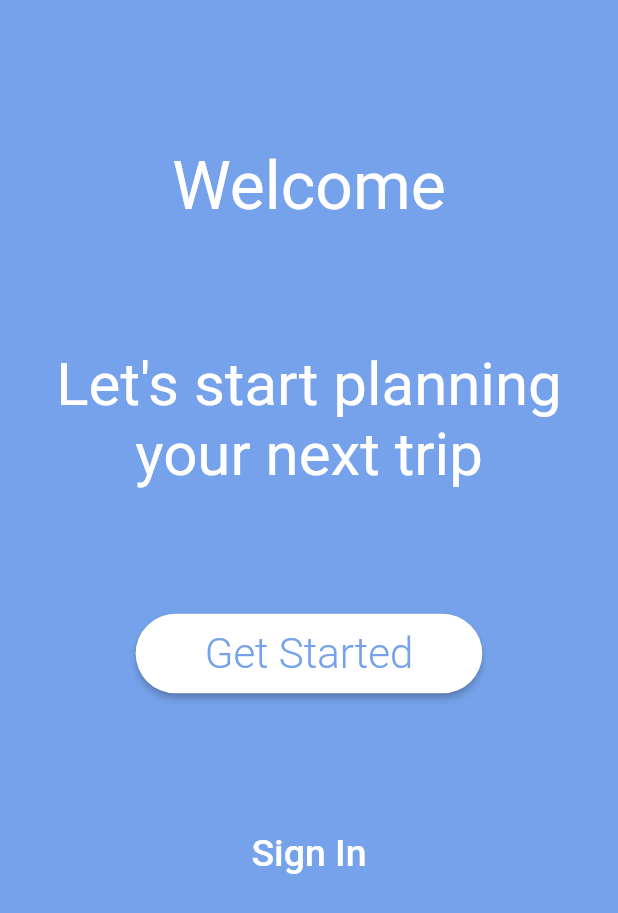
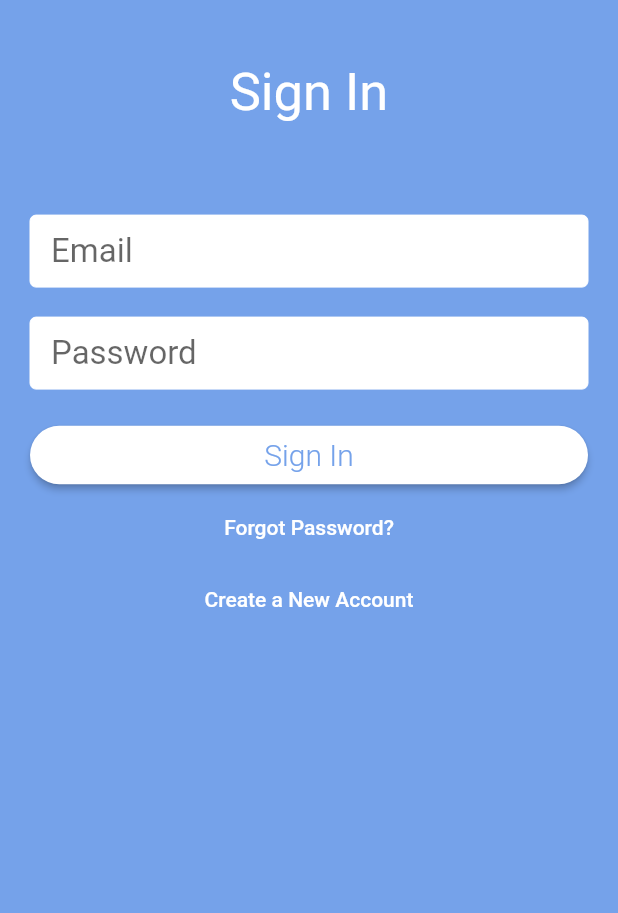
Before and after one commit to brandondasb/travel_app_my_version_flutter, a Flutter app: the FirstView screen opened directly, after a tap on "Sign In", on a phone screen of 412 x 824 dp. Shown: the top 913 px of the screen. Run offline on Flutter 3.47's test engine with Material 2 defaults, Android fonts, the phone set to English and light mode, and no system bars; drawn by our look-alikes of auto_size_text; our stand-ins replace cloud_firestore, firebase_auth, firebase_core; accounts and stored records are empty.

Commit message:
linked front end validation to backend user can validate form user can reset password email login registration journet is done

```diff
--- /dev/null
+++ b/lib/services/auth_service.dart
@@ -0,0 +1,84 @@
+import 'dart:async';
+import 'dart:core';
+
+import 'package:firebase_auth/firebase_auth.dart';
+
+class AuthService {
+  final FirebaseAuth _firebaseAuth = FirebaseAuth.instance;
+
+//had to chagne this a lil
+//   get onAuthStateChanged =>
+//       FirebaseAuth.instance.authStateChanges().listen((User? user) {
+//         if (user == null) {
+//           print('User is currently signed out!');
+//         } else {
+//           print('User is signed in!');
+//         }
+//       });
+  get onAuthStateChanged =>
+      FirebaseAuth.instance.authStateChanges().map((user) => user?.uid);
+
+  //Emails $ PW sign up
+  Future createUserWithEmailAndPassword(
+      String email, String password, String name) async {
+    final currentUser = await _firebaseAuth.createUserWithEmailAndPassword(
+      email: email,
+      password: password,
+    );
+    //Update the username
+    var userUpdateInfo = _firebaseAuth.currentUser;
+    userUpdateInfo?.updateDisplayName(name);
+    await currentUser.user?.updateDisplayName(name);
+    await currentUser.user?.reload();
+    return currentUser.user?.uid;
+  }
+
+  Future signInWithEmailAndPassword(String email, String password) async {
+    return (await _firebaseAuth.signInWithEmailAndPassword(
+            email: email, password: password))
+        .user
+        ?.uid;
+  }
+
+  signOut() {
+    return _firebaseAuth.signOut();
+  }
+
+  //reset PW
+  Future sendPasswordResetEmail(String email) async {
+    return _firebaseAuth.sendPasswordResetEmail(email: email);
+  }
+}
+
+class EmailValidator {
+  static String? validate(String? value) {
+    if (value == null || value.isEmpty) {
+      return "Email can't be empty";
+    }
+    return null;
+  }
+}
+
+class NameValidator {
+  static String? validate(String? value) {
+    if (value == null || value.isEmpty) {
+      return "Name can't be empty";
+    }
+    if (value.length < 2) {
+      return "Name must be at least 2 characters long";
+    }
+    if (value.length > 2) {
+      return "Name must be at less than 50 characters long";
+    }
+    return null;
+  }
+}
+
+class PasswordValidator {
+  static String? validate(String? value) {
+    if (value == null || value.isEmpty) {
+      return "Password can't be empty";
+    }
+    return null;
+  }
+}
--- a/lib/views/first_view.dart
+++ b/lib/views/first_view.dart
@@ -64,7 +64,10 @@ class FirstView extends StatelessWidget {
                 ),
                 SizedBox(height: _height * 0.10),
                 FlatButton(
-                    onPressed: () {},
+                    onPressed: () {
+                      Navigator.of(context).restorablePushNamedAndRemoveUntil(
+                          '/signIn', (route) => false);
+                    },
                     child: const Text("Sign In",
                         style: TextStyle(color: Colors.white, fontSize: 25)))
               ],
--- /dev/null
+++ b/lib/views/sign_up_view.dart
@@ -0,0 +1,303 @@
+import 'package:auto_size_text/auto_size_text.dart';
+import 'package:firebase_auth/firebase_auth.dart';
+import 'package:flutter/foundation.dart';
+import 'package:flutter/material.dart';
+import 'package:travel_app_my_version/services/auth_service.dart';
+import 'package:travel_app_my_version/widgets/provider_widget.dart';
+
+const primaryColor = const Color(0xFF75A2EA);
+
+enum AuthFormType { signIn, signUp, reset }
+
+class SignUpView extends StatefulWidget {
+  final AuthFormType authFormType;
+
+  SignUpView({Key? key, required this.authFormType}) : super(key: key);
+
+  @override
+  _SignUpViewState createState() =>
+      _SignUpViewState(authFormType: this.authFormType);
+}
+
+class _SignUpViewState extends State<SignUpView> {
+  AuthFormType? authFormType;
+
+  _SignUpViewState({this.authFormType});
+
+  final formKey = GlobalKey<FormState>();
+  String _email = "";
+  String _password = "";
+  String _name = "";
+  String? _warning;
+
+  void switchFormState(String state) {
+    formKey.currentState?.reset();
+    if (state == "signUp") {
+      setState(() {
+        authFormType = AuthFormType.signUp;
+      });
+    } else {
+      setState(() {
+        authFormType = AuthFormType.signIn;
+      });
+    }
+  }
+
+  bool validate() {
+    final form = formKey.currentState;
+    form?.save();
+    if (form != null && form.validate()) {
+      form.save();
+      return true;
+    } else {
+      return false;
+    }
+  }
+
+  void submit() async {
+    if (validate()) {
+      try {
+        final auth = Provider.of(context).auth;
+        if (authFormType == AuthFormType.signIn) {
+          String uid = await auth.signInWithEmailAndPassword(_email, _password);
+          print("Signed in with id $uid");
+          Navigator.of(context).pushReplacementNamed("/home");
+        } else if (authFormType == AuthFormType.reset) {
+          await auth.sendPasswordResetEmail(_email);
+          _warning = "A password reset link has sent to $_email";
+          print("password email sent");
+          setState(() {
+            authFormType = AuthFormType.signIn;
+          });
+        } else {
+          String uid = await auth.createUserWithEmailAndPassword(
+              _email, _password, _name);
+          print("Signed in with New id $uid");
+
+          Navigator.of(context).pushReplacementNamed("/home");
+        }
+      } on FirebaseAuthException catch (e) {
+        setState(() {
+          _warning = e.message;
+        });
+        print(e);
+      }
+    }
+  }
+
+  @override
+  Widget build(BuildContext context) {
+    final _width = MediaQuery.of(context).size.width;
+    final _height = MediaQuery.of(context).size.height;
+
+    return Scaffold(
+      body: Container(
+        color: primaryColor,
+        height: _height,
+        width: _width,
+        child: SafeArea(
+          child: Column(
+            children: <Widget>[
+              SizedBox(height: _height * 0.025),
+              showAlert(),
+              SizedBox(height: _height * 0.025),
+              buildHeaderText(),
+              SizedBox(height: _height * 0.05),
+              Padding(
+                padding: const EdgeInsets.all(20.0),
+                child: Form(
+                    key: formKey,
+                    child: Column(
+                      children: buildInputs() + buildButtons(),
+                    )),
+              )
+            ],
+          ),
+        ),
+      ),
+    );
+  }
+
+  AutoSizeText buildHeaderText() {
+    String _headerText;
+    if (authFormType == AuthFormType.signUp) {
+      _headerText = "Create New Account";
+    } else if (authFormType == AuthFormType.reset) {
+      _headerText = "Reset Password";
+    } else {
+      _headerText = "Sign In";
+    }
+
+    return AutoSizeText(
+      _headerText,
+      maxLines: 1,
+      textAlign: TextAlign.center,
+      style: const TextStyle(
+        fontSize: 35,
+        color: Colors.white,
+      ),
+    );
+  }
+
+  List<Widget> buildInputs() {
+    List<Widget> textFields = [];
+
+    if (authFormType == AuthFormType.reset) {
+      textFields.add(
+        TextFormField(
+          validator: EmailValidator.validate,
+          style: const TextStyle(fontSize: 22.0),
+          decoration: buildSignUpInputDecoration("Email"),
+          onSaved: (value) => _email = value as String,
+        ),
+      );
+      textFields.add(const SizedBox(height: 20));
+      return textFields;
+    }
+    // if we're is the sign up state add name
+    if (authFormType == AuthFormType.signUp) {
+      textFields.add(
+        TextFormField(
+          validator: NameValidator.validate,
+          style: const TextStyle(fontSize: 22.0),
+          decoration: buildSignUpInputDecoration("Name"),
+          onSaved: (value) => _name = value as String,
+        ),
+      );
+      textFields.add(const SizedBox(height: 20));
+    }
+    //add email and PW
+    textFields.add(
+      TextFormField(
+        validator: EmailValidator.validate,
+        style: const TextStyle(fontSize: 22.0),
+        decoration: buildSignUpInputDecoration("Email"),
+        onSaved: (value) {
+          _email = value as String;
+        },
+      ),
+    );
+    textFields.add(const SizedBox(height: 20));
+    textFields.add(
+      TextFormField(
+        validator: PasswordValidator.validate,
+        style: const TextStyle(fontSize: 22.0),
+        decoration: buildSignUpInputDecoration("Password"),
+        obscureText: true,
+        onSaved: (value) => _password = value as String,
+      ),
+    );
+    textFields.add(const SizedBox(height: 20));
+
+    return textFields;
+  }
+
+  InputDecoration buildSignUpInputDecoration(String hint) {
+    return InputDecoration(
+        hintText: hint,
+        filled: true,
+        fillColor: Colors.white,
+        focusColor: Colors.white,
+        enabledBorder: const OutlineInputBorder(
+            borderSide: BorderSide(color: Colors.white, width: 0.0)),
+        contentPadding:
+            const EdgeInsets.only(left: 14.0, bottom: 10.0, top: 10.0));
+  }
+
+  List<Widget> buildButtons() {
+    String _switchButton, _newFormState, _submitButtonText;
+    bool _showForgotPassword = false;
+
+    if (authFormType == AuthFormType.signIn) {
+      _switchButton = "Create a New Account";
+      _newFormState = "signUp";
+      _submitButtonText = "Sign In";
+      _showForgotPassword = true;
+    } else if (authFormType == AuthFormType.reset) {
+      _switchButton = "Return to Sign In";
+      _newFormState = "signIn";
+      _submitButtonText = "Submit";
+    } else {
+      _switchButton = "Have an Account? Sign in";
+      _newFormState = "signIn";
+      _submitButtonText = "Sign Up";
+    }
+    return [
+      Container(
+        width: MediaQuery.of(context).size.width * 07,
+        child: RaisedButton(
+          shape:
+              RoundedRectangleBorder(borderRadius: BorderRadius.circular(30.0)),
+          color: Colors.white,
+          textColor: primaryColor,
+          child: Padding(
+            padding: const EdgeInsets.all(8.0),
+            child: Text(
+              _submitButtonText,
+              style:
+                  const TextStyle(fontSize: 20.0, fontWeight: FontWeight.w300),
+            ),
+          ),
+          onPressed: () {
+            submit();
+          },
+        ),
+      ),
+      showForgotPassword(_showForgotPassword),
+      FlatButton(
+        onPressed: () {
+          switchFormState(_newFormState);
+        },
+        child: Text(
+          _switchButton,
+          style: const TextStyle(color: Colors.white),
+        ),
+      )
+    ];
+  }
+
+  Widget showAlert() {
+    if (_warning != null) {
+      return Container(
+        color: Colors.amberAccent,
+        width: double.infinity,
+        padding: const EdgeInsets.all(8.0),
+        child: Row(
+          children: [
+            const Padding(
+              padding: EdgeInsets.only(right: 8.0),
+              child: Icon(Icons.error_outline),
+            ),
+            Expanded(child: AutoSizeText(_warning, maxLines: 3)),
+            Padding(
+              padding: const EdgeInsets.only(left: 8.0),
+              child: IconButton(
+                icon: Icon(Icons.close),
+                onPressed: () {
+                  setState(() {
+                    _warning = null;
+                  });
+                },
+              ),
+            )
+          ],
+        ),
+      );
+    }
+    return SizedBox(height: 0);
+  }
+
+  Widget showForgotPassword(bool visible) {
+    return Visibility(
+      child: FlatButton(
+        onPressed: () {
+          setState(() {
+            authFormType = AuthFormType.reset;
+          });
+        },
+        child: Text("Forgot Password?", style: TextStyle(color: Colors.white)),
+      ),
+      visible: visible,
+    );
+  }
+}
--- /dev/null
+++ b/lib/widgets/provider_widget.dart
@@ -0,0 +1,17 @@
+import 'package:flutter/material.dart';
+import 'package:travel_app_my_version/services/auth_service.dart';
+
+class Provider extends InheritedWidget {
+  final AuthService auth;
+
+  Provider({Key? key, required Widget child, required this.auth})
+      : super(key: key, child: child);
+
+  @override
+  bool updateShouldNotify(InheritedWidget oldWidget) {
+    return true;
+  }
+
+  static Provider of(BuildContext context) =>
+      (context.dependOnInheritedWidgetOfExactType<Provider>() as Provider);
+}
```
Also changed, not shown: lib/home_widget.dart (+16 -2 lines), lib/main.dart (+36 -8 lines).
